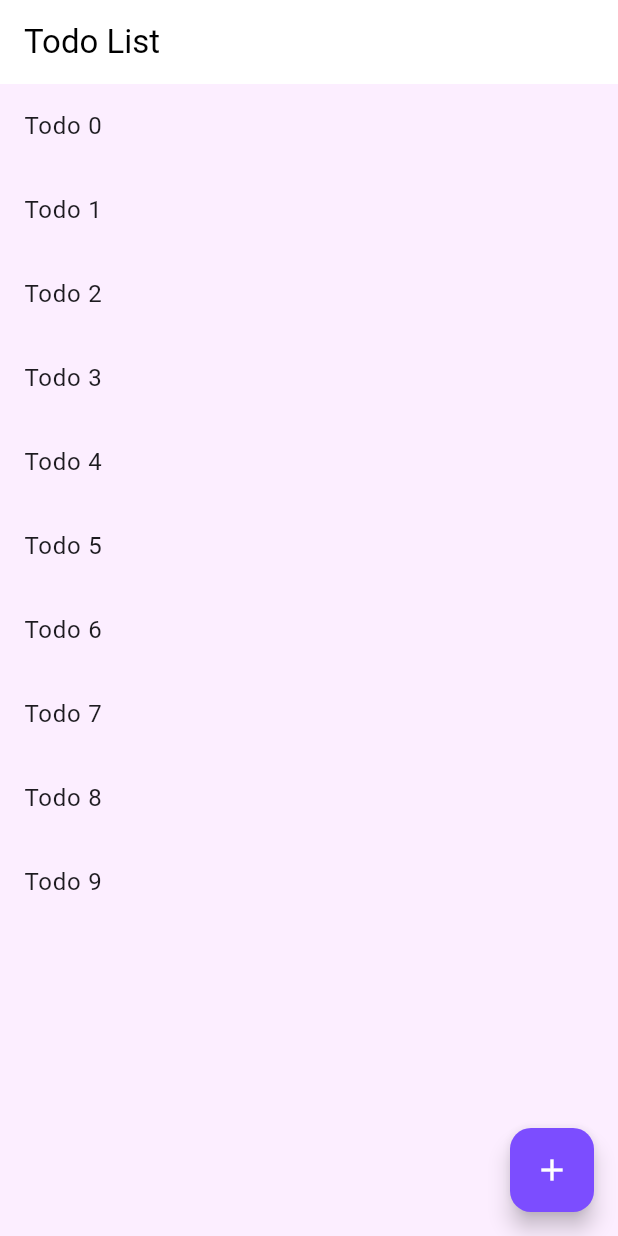
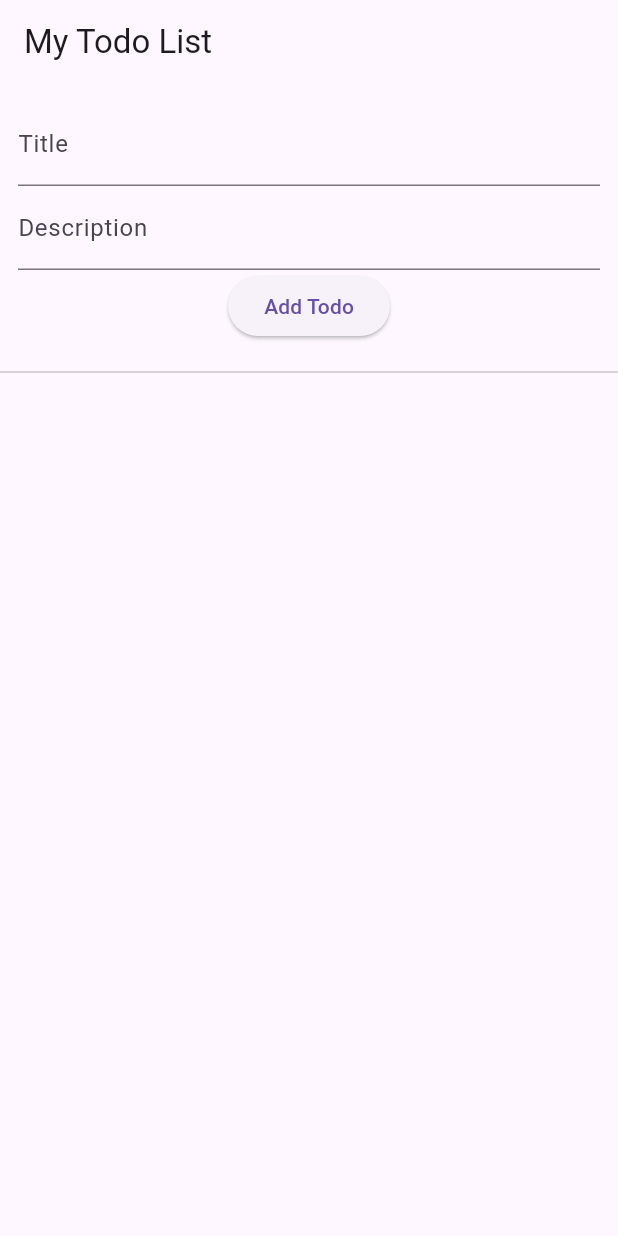
Before and after one commit to Darrin-babs/simple_todo0, a Flutter app: the screen it shows after launch, on a phone screen of 412 x 824 dp. Run offline on Flutter 3.47's test engine with Material 3 defaults, Android fonts, the light colour scheme and no system bars; our stand-ins replace shared_preferences.

Commit message:
MY FIFTH COMMIT

```diff
--- a/analysis_options.yaml
+++ b/analysis_options.yaml
@@ -7,6 +7,9 @@
 
 # The following line activates a set of recommended lints for Flutter apps,
 # packages, and plugins designed to encourage good coding practices.
+analyzer:
+  errors:
+    file_names: ignore
 include: package:flutter_lints/flutter.yaml
 
 linter:
--- a/lib/Todo.dart
+++ b/lib/Todo.dart
@@ -6,7 +6,7 @@ class Todo {
   const Todo({
     required this.title,
     required this.description,
-    required this.done,
+    required this.done, required String id,
   });
 
   Todo.fromJson(Map<String, dynamic> json)
--- a/lib/add_todo.dart
+++ b/lib/add_todo.dart
@@ -1,5 +1,6 @@
 import 'package:flutter/material.dart';
 import 'package:simple_todo/todo.dart';
+import 'package:uuid/uuid.dart';
 
 class AddTodo extends StatefulWidget {
   const AddTodo({super.key});
@@ -9,8 +10,13 @@ class AddTodo extends StatefulWidget {
 }
 
 class _AddTodoState extends State<AddTodo> {
-  String title = '';
-  String description = '';
+
+  String title = "";
+  String description = "";
+  var uuid = Uuid();
+
+  // ignore: recursive_getters
+  get descEdit => descEdit;
 
   @override
   Widget build(BuildContext context) {
@@ -21,9 +27,9 @@ class _AddTodoState extends State<AddTodo> {
         child: Column(
           children: [
             TextField(
-              decoration: const InputDecoration(
+              decoration: InputDecoration(
                 border: OutlineInputBorder(),
-                hintText: 'Add title',
+                hintText: "Add Title",
               ),
               onChanged: (value) {
                 title = value;
@@ -32,12 +38,13 @@ class _AddTodoState extends State<AddTodo> {
                 FocusManager.instance.primaryFocus?.unfocus();
               },
             ),
-            const SizedBox(height: 10),
+            SizedBox(height: 10),
             TextField(
-              decoration: const InputDecoration(
+              decoration: InputDecoration(
                 border: OutlineInputBorder(),
-                hintText: 'Add description',
+                hintText: "Add Description",
               ),
+              controller: descEdit,
               onChanged: (value) {
                 description = value;
               },
@@ -45,25 +52,30 @@ class _AddTodoState extends State<AddTodo> {
                 FocusManager.instance.primaryFocus?.unfocus();
               },
             ),
-            const SizedBox(height: 10),
-            ElevatedButton(
-              onPressed: () {
-                if (title.isEmpty || description.isEmpty) {
-                  ScaffoldMessenger.of(context).showSnackBar(
-                    const SnackBar(
-                      content: Text('Please enter a title and description for your TODO'),
+            SizedBox(height: 10),
+            ElevatedButton(onPressed:() {
+              if(title.isEmpty || description.isEmpty) {
+                ScaffoldMessenger.of(context)
+                ..removeCurrentMaterialBanner()
+                ..showSnackBar(
+                  SnackBar(
+                    content: Text(
+                      "Please enter a title and description for your TODO",
                     ),
-                  );
-                } else {
-                  Todo todo = Todo(title: title, description: description, done: false);
-                  Navigator.pop(context, todo);
-                }
-              },
-              child: const Text("Add TODO"),
-            ),
-          ],
-        ),
-      ),
+                  ),
+                );
+              } else {
+                Todo todo = createTodo(title, description, false);
+                Navigator.pop(context, todo);
+              }
+            }, child: Text("Add TODO"),
+          ),
+        ],),
+      )
     );
   }
+  Todo createTodo(String title, String description, bool done) {
+    String id = uuid.v1();
+    return Todo(title: title, description: description, done: false, id: id);
+  }
 }
--- a/lib/main.dart
+++ b/lib/main.dart
@@ -1,8 +1,48 @@
+import 'dart:convert';
 import 'package:flutter/material.dart';
-import 'package:simple_todo/todo.dart';
-import 'package:simple_todo/todo_screen.dart';
-import 'package:simple_todo/detail_screen.dart';
-import 'package:simple_todo/add_todo.dart';
+import 'package:shared_preferences/shared_preferences.dart';
+
+class Todo {
+  final String title;
+  final String description;
+  final bool done;
+
+  const Todo({
+    required this.title,
+    required this.description,
+    required this.done,
+  });
+
+  factory Todo.fromJson(Map<String, dynamic> json) => Todo(
+        title: json['title'],
+        description: json['description'],
+        done: json['done'],
+      );
+
+  Map<String, dynamic> toJson() => {
+        'title': title,
+        'description': description,
+        'done': done,
+      };
+}
+
+class TodoStorage {
+  static const _storageKey = 'todo';
+
+  static Future<void> saveTodos(List<Todo> todos) async {
+    final prefs = await SharedPreferences.getInstance();
+    final jsonString = json.encode(todos.map((t) => t.toJson()).toList());
+    await prefs.setString(_storageKey, jsonString);
+  }
+
+  static Future<List<Todo>> loadTodos() async {
+    final prefs = await SharedPreferences.getInstance();
+    final jsonString = prefs.getString(_storageKey);
+    if (jsonString == null) return [];
+    final List<dynamic> jsonList = json.decode(jsonString);
+    return jsonList.map((e) => Todo.fromJson(e)).toList();
+  }
+}
 
 void main() {
   runApp(const MyApp());
@@ -10,25 +50,119 @@ void main() {
 
 class MyApp extends StatelessWidget {
   const MyApp({super.key});
+  @override
+  Widget build(BuildContext context) {
+    return MaterialApp(
+      title: 'Simple Todo',
+      theme: ThemeData(primarySwatch: Colors.blue),
+      home: const TodoScreen(),
+    );
+  }
+}
+
+class TodoScreen extends StatefulWidget {
+  const TodoScreen({super.key});
+  @override
+  State<TodoScreen> createState() => _TodoScreenState();
+}
+
+class _TodoScreenState extends State<TodoScreen> {
+  List<Todo> _todos = [];
+  final _titleController = TextEditingController();
+  final _descController = TextEditingController();
+
+  @override
+  void initState() {
+    super.initState();
+    _loadTodos();
+  }
+
+  void _loadTodos() async {
+    final loaded = await TodoStorage.loadTodos();
+    setState(() {
+      _todos = loaded;
+    });
+  }
+
+  void _addTodo() {
+    final title = _titleController.text.trim();
+    final description = _descController.text.trim();
+    if (title.isEmpty || description.isEmpty) return;
+    final newTodo = Todo(title: title, description: description, done: false);
+    setState(() {
+      _todos.add(newTodo);
+    });
+    TodoStorage.saveTodos(_todos);
+    _titleController.clear();
+    _descController.clear();
+  }
+
+  void _toggleDone(int index) {
+    setState(() {
+      _todos[index] = Todo(
+        title: _todos[index].title,
+        description: _todos[index].description,
+        done: !_todos[index].done,
+      );
+    });
+    TodoStorage.saveTodos(_todos);
+  }
+
+  void _deleteTodo(int index) {
+    setState(() {
+      _todos.removeAt(index);
+    });
+    TodoStorage.saveTodos(_todos);
+  }
 
   @override
   Widget build(BuildContext context) {
-    return MaterialApp(
-      title: 'Flutter Demo',
-      theme: ThemeData(
-        colorScheme: ColorScheme.fromSeed(seedColor: Colors.deepPurple),
-        useMaterial3: true,
+    return Scaffold(
+      appBar: AppBar(title: const Text('My Todo List')),
+      body: Column(
+        children: [
+          Padding(
+            padding: const EdgeInsets.all(12.0),
+            child: Column(
+              children: [
+                TextField(
+                  controller: _titleController,
+                  decoration: const InputDecoration(labelText: 'Title'),
+                ),
+                TextField(
+                  controller: _descController,
+                  decoration: const InputDecoration(labelText: 'Description'),
+                ),
+                ElevatedButton(
+                  onPressed: _addTodo,
+                  child: const Text('Add Todo'),
+                ),
+              ],
+            ),
+          ),
+          const Divider(),
+          Expanded(
+            child: ListView.builder(
+              itemCount: _todos.length,
+              itemBuilder: (context, index) {
+                final todo = _todos[index];
+                return ListTile(
+                  title: Text(todo.title),
+                  subtitle: Text(todo.description),
+                  leading: Checkbox(
+                    value: todo.done,
+                    onChanged: (_) => _toggleDone(index),
+                  ),
+                  trailing: IconButton(
+                    icon: const Icon(Icons.delete, color: Colors.red),
+                    onPressed: () => _deleteTodo(index),
+                  ),
+                );
+              },
+            ),
+          ),
+        ],
       ),
-      home: TodoScreen(
-        todos: List.generate(
-          10,
-          (i) => Todo(title: 'Todo $i', description: 'Description for Todo $i', done: false),
-        ),
-      ),
-      routes: {
-        '/detail': (context) => const DetailScreen(),
-        '/add': (context) => const AddTodo(),
-      },
     );
   }
 }
```
Also changed, not shown: lib/helper.dart (added, +34 -0 lines), 1 other file.
